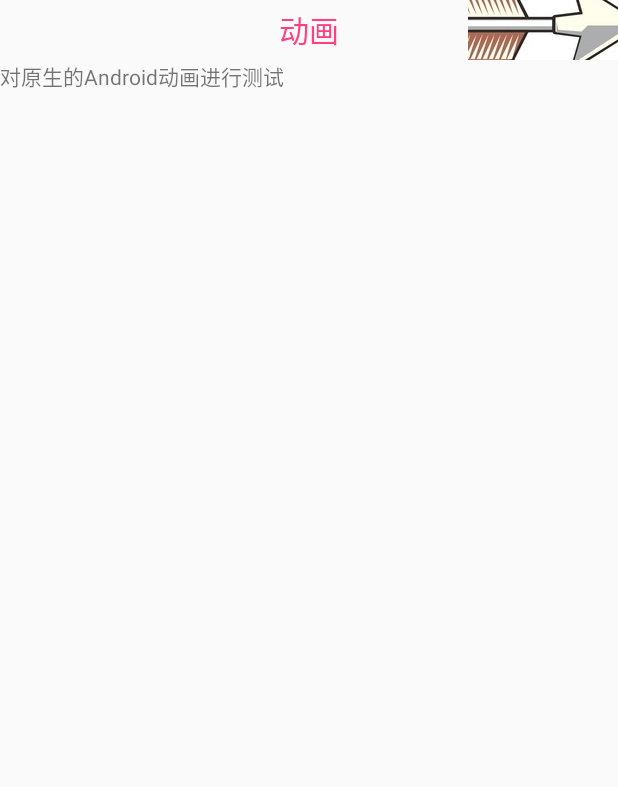
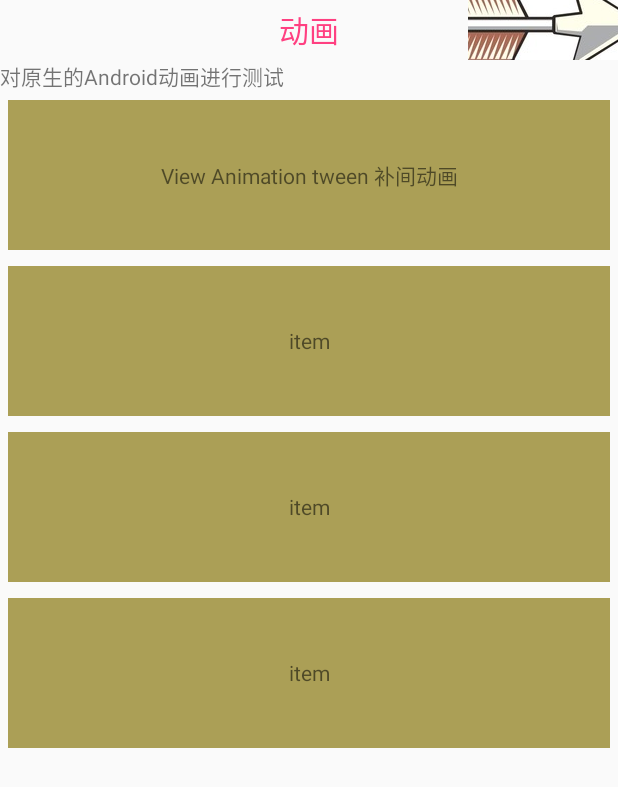
Before and after one commit to liuchuanzheng/SkillCollection, an Android app: the AnimationTestActivity screen opened directly, with no data from a screen before it, on a phone screen of 412 x 824 dp. Shown: the top 787 px of the screen. Run offline under Robolectric (Android 15) with nearby library versions, the phone set to English and light mode, and no system bars; our stand-ins replace ButterKnife.

Commit message:
动画recyclerView布局完成

```diff
--- a/app/src/main/java/com/liuchuanzheng/skillcollection/ui/activitys/AnimationTestActivity.java
+++ b/app/src/main/java/com/liuchuanzheng/skillcollection/ui/activitys/AnimationTestActivity.java
@@ -4,6 +4,11 @@ import android.app.Activity;
 import android.content.Intent;
 import android.os.Bundle;
 import android.support.annotation.Nullable;
+import android.support.v7.widget.GridLayoutManager;
+import android.support.v7.widget.RecyclerView;
+import android.view.LayoutInflater;
+import android.view.View;
+import android.view.ViewGroup;
 import android.widget.ImageButton;
 import android.widget.TextView;
 import android.widget.Toast;
@@ -30,7 +35,9 @@ public class AnimationTestActivity extends LCZBaseActivity {
     ImageButton ibRight;
     @BindView(R.id.tv_message)
     TextView tvMessage;
-
+    @BindView(R.id.rcv)
+    RecyclerView rcv;
+    private MyAdapter mAdapter;//recyclerview的适配器
     @Override
     protected void onCreate(@Nullable Bundle savedInstanceState) {
         super.onCreate(savedInstanceState);
@@ -43,6 +50,19 @@ public class AnimationTestActivity extends LCZBaseActivity {
     private void initView() {
         tvTitle.setText("动画");
         tvMessage.setText("对原生的Android动画进行测试");
+        rcv.setLayoutManager(new GridLayoutManager(this, 1));
+        mAdapter = new MyAdapter();
+        rcv.setAdapter(mAdapter);
+        mAdapter.setOnClickListener(new OnClickListener() {
+            @Override
+            public void onClick(int position) {
+            }
+
+            @Override
+            public void onLongClick(int position) {
+
+            }
+        });
     }
 
     /**
@@ -59,6 +79,78 @@ public class AnimationTestActivity extends LCZBaseActivity {
 
     @OnClick(R.id.ib_right)
     public void onViewClicked() {
-        Toast.makeText(baseContext,"请对下方具体条目点击",Toast.LENGTH_SHORT).show();
+        Toast.makeText(baseContext, "请对下方具体条目点击", Toast.LENGTH_SHORT).show();
+    }
+
+    /**
+     * 为recyclerView定义的点击接口
+     */
+    public interface OnClickListener {
+        void onClick(int position);
+
+        void onLongClick(int position);
+    }
+
+    /**
+     * recyclerView的adapter
+     */
+    class MyAdapter extends RecyclerView.Adapter<MyAdapter.MyViewHolder> {
+
+        private OnClickListener onClickListener = null;
+
+        public void setOnClickListener(OnClickListener onClickListener) {
+            this.onClickListener = onClickListener;
+        }
+
+        @Override
+        public MyViewHolder onCreateViewHolder(ViewGroup parent, int viewType) {
+            MyViewHolder holder = new MyViewHolder(LayoutInflater.from(
+                    baseContext).inflate(R.layout.item_animation, parent,
+                    false));
+            return holder;
+        }
+
+        @Override
+        public void onBindViewHolder(final MyViewHolder holder, int position) {
+            if(0 == position){
+                holder.tv.setText("View Animation tween 补间动画");
+            }else if (1 == position){
+
+            }else if (2 == position){
+
+            }else if (3 == position){
+
+            }
+            if (onClickListener != null) {
+                holder.tv.setOnClickListener(new View.OnClickListener() {
+                    @Override
+                    public void onClick(View v) {
+                        onClickListener.onClick(holder.getAdapterPosition());
+                    }
+                });
+                holder.tv.setOnLongClickListener(new View.OnLongClickListener() {
+                    @Override
+                    public boolean onLongClick(View v) {
+                        onClickListener.onLongClick(holder.getAdapterPosition());
+                        return false;
+                    }
+                });
+            }
+        }
+
+        @Override
+        public int getItemCount() {
+            return 4;
+        }
+
+        class MyViewHolder extends RecyclerView.ViewHolder {
+
+            TextView tv;
+
+            public MyViewHolder(View view) {
+                super(view);
+                tv = (TextView) view.findViewById(R.id.tv_item);
+            }
+        }
     }
 }
--- a/app/src/main/res/layout/activity_animation.xml
+++ b/app/src/main/res/layout/activity_animation.xml
@@ -6,10 +6,12 @@
     <include
         android:id="@+id/base_bar"
         layout="@layout/base_bar" />
+
     <android.support.v7.widget.RecyclerView
-        android:layout_below="@id/base_bar"
+        android:id="@+id/rcv"
         android:layout_width="match_parent"
-        android:layout_height="match_parent">
+        android:layout_height="match_parent"
+        android:layout_below="@id/base_bar">
 
     </android.support.v7.widget.RecyclerView>
 </RelativeLayout>
--- /dev/null
+++ b/app/src/main/res/layout/item_animation.xml
@@ -0,0 +1,16 @@
+<?xml version="1.0" encoding="utf-8"?>
+<LinearLayout xmlns:android="http://schemas.android.com/apk/res/android"
+    android:orientation="vertical"
+    android:layout_margin="5dp"
+    android:layout_width="match_parent"
+    android:layout_height="wrap_content"
+    android:background="@color/itemcolor"
+    >
+
+    <TextView
+        android:id="@+id/tv_item"
+        android:layout_width="match_parent"
+        android:layout_height="100dp"
+        android:gravity="center"
+        android:text="item" />
+</LinearLayout>
```
